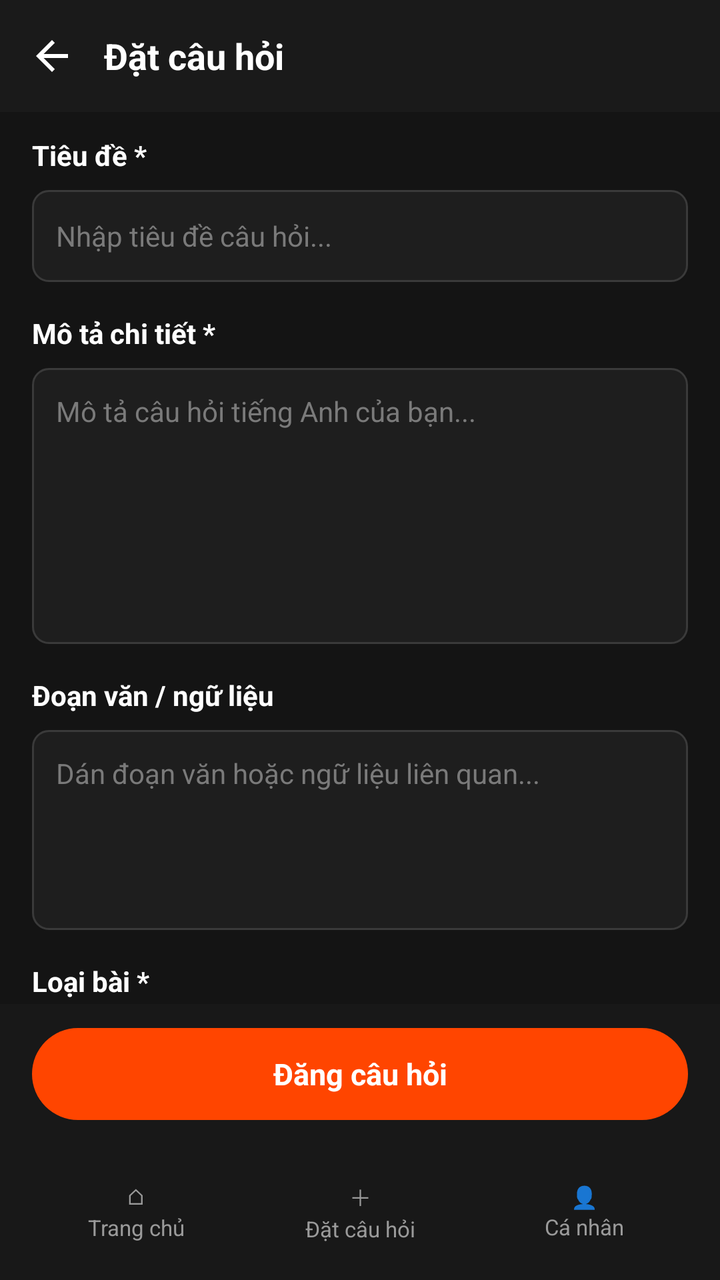
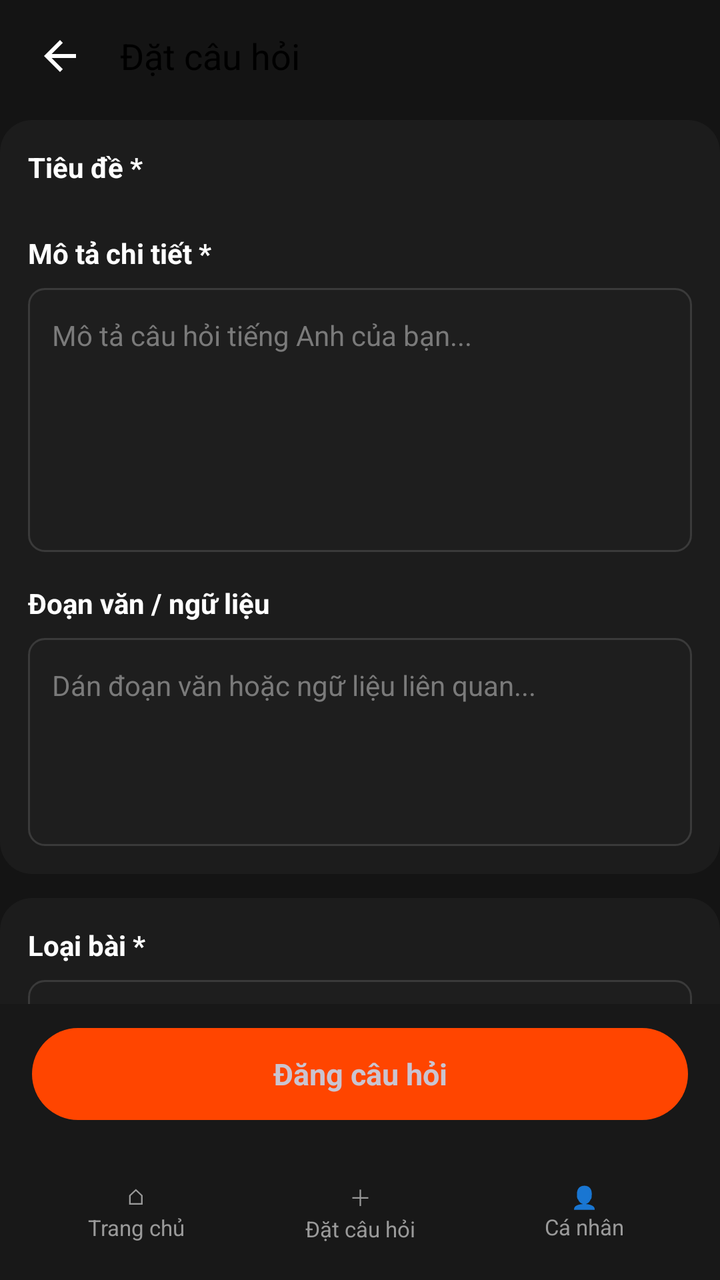

An Android layout rendered at two revisions. The XML below is the earlier revision; the diff shows what the commit changed to produce the second picture.
<!-- AndroidManifest.xml: application theme Theme.EngQA -->
<!-- res/layout/activity_main.xml -->
<?xml version="1.0" encoding="utf-8"?>
<LinearLayout xmlns:android="http://schemas.android.com/apk/res/android"
    xmlns:tools="http://schemas.android.com/tools"
    android:id="@+id/main"
    android:layout_width="match_parent"
    android:layout_height="match_parent"
    android:background="@color/bg_screen"
    android:orientation="vertical"
    tools:context=".MainActivity">

    
    <LinearLayout
        android:layout_width="match_parent"
        android:layout_height="56dp"
        android:background="@color/bg_topbar"
        android:gravity="center_vertical"
        android:orientation="horizontal">

        <ImageView
            android:id="@+id/btnBack"
            android:layout_width="40dp"
            android:layout_height="40dp"
            android:layout_marginStart="6dp"
            android:background="?attr/selectableItemBackgroundBorderless"
            android:contentDescription="@string/back"
            android:padding="8dp"
            android:src="@drawable/ic_arrow_back" />

        <TextView
            android:layout_width="0dp"
            android:layout_height="wrap_content"
            android:layout_marginStart="6dp"
            android:layout_weight="1"
            android:text="@string/ask_title"
            android:textColor="@color/text_primary"
            android:textSize="18sp"
            android:textStyle="bold" />

        <TextView
            android:id="@+id/tvUploadStatus"
            android:layout_width="wrap_content"
            android:layout_height="wrap_content"
            android:layout_marginEnd="12dp"
            android:textColor="@color/accent_orange"
            android:textSize="12sp"
            android:visibility="gone" />
    </LinearLayout>

    <ScrollView
        android:layout_width="match_parent"
        android:layout_height="0dp"
        android:layout_weight="1"
        android:fillViewport="true"
        android:scrollbars="none">

        <LinearLayout
            android:layout_width="match_parent"
            android:layout_height="wrap_content"
            android:orientation="vertical"
            android:paddingStart="16dp"
            android:paddingTop="12dp"
            android:paddingEnd="16dp"
            android:paddingBottom="16dp">

            <TextView
                style="@style/FormLabel"
                android:text="@string/label_title" />

            <EditText
                android:id="@+id/etTitle"
                style="@style/FormInput"
                android:layout_height="46dp"
                android:hint="@string/hint_title"
                android:imeOptions="actionNext"
                android:inputType="textCapSentences"
                android:maxLines="1" />

            <TextView
                style="@style/FormLabel"
                android:layout_marginTop="16dp"
                android:text="@string/label_description" />

            <EditText
                android:id="@+id/etDescription"
                style="@style/FormInput"
                android:layout_height="138dp"
                android:gravity="top|start"
                android:hint="@string/hint_description"
                android:inputType="textMultiLine|textCapSentences"
                android:paddingTop="12dp" />

            <TextView
                style="@style/FormLabel"
                android:layout_marginTop="16dp"
                android:text="@string/label_passage" />

            <EditText
                android:id="@+id/etPassage"
                style="@style/FormInput"
                android:layout_height="100dp"
                android:gravity="top|start"
                android:hint="@string/hint_passage"
                android:inputType="textMultiLine"
                android:paddingTop="12dp" />

            <TextView
                style="@style/FormLabel"
                android:layout_marginTop="16dp"
                android:text="@string/label_type" />

            <FrameLayout
                android:layout_width="match_parent"
                android:layout_height="46dp"
                android:background="@drawable/bg_input">

                <Spinner
                    android:id="@+id/spinnerTag"
                    android:layout_width="match_parent"
                    android:layout_height="match_parent"
                    android:background="@null"
                    android:dropDownVerticalOffset="46dp"
                    android:paddingStart="4dp"
                    android:paddingEnd="32dp"
                    android:popupBackground="@color/bg_card" />

                <ImageView
                    android:layout_width="8dp"
                    android:layout_height="8dp"
                    android:layout_gravity="center_vertical|end"
                    android:layout_marginEnd="12dp"
                    android:importantForAccessibility="no"
                    android:src="@drawable/ic_dropdown_arrow" />
            </FrameLayout>

            <TextView
                style="@style/FormLabel"
                android:layout_marginTop="16dp"
                android:text="@string/label_level" />

            <FrameLayout
                android:layout_width="match_parent"
                android:layout_height="46dp"
                android:background="@drawable/bg_input">

                <Spinner
                    android:id="@+id/spinnerLevel"
                    android:layout_width="match_parent"
                    android:layout_height="match_parent"
                    android:background="@null"
                    android:dropDownVerticalOffset="46dp"
                    android:paddingStart="4dp"
                    android:paddingEnd="32dp"
                    android:popupBackground="@color/bg_card" />

                <ImageView
                    android:layout_width="8dp"
                    android:layout_height="8dp"
                    android:layout_gravity="center_vertical|end"
                    android:layout_marginEnd="12dp"
                    android:importantForAccessibility="no"
                    android:src="@drawable/ic_dropdown_arrow" />
            </FrameLayout>

            <TextView
                style="@style/FormLabel"
                android:layout_marginTop="20dp"
                android:text="@string/label_images" />

            <LinearLayout
                android:layout_width="match_parent"
                android:layout_height="wrap_content"
                android:orientation="horizontal">

                <TextView
                    android:id="@+id/btnAttachImage"
                    style="@style/OutlineButton"
                    android:layout_marginEnd="6dp"
                    android:text="@string/btn_attach_image" />

                <TextView
                    android:id="@+id/btnTakePhoto"
                    style="@style/OutlineButton"
                    android:layout_marginStart="6dp"
                    android:text="@string/btn_take_photo" />
            </LinearLayout>

            <androidx.recyclerview.widget.RecyclerView
                android:id="@+id/recyclerAttachments"
                android:layout_width="match_parent"
                android:layout_height="wrap_content"
                android:layout_marginTop="10dp"
                android:orientation="horizontal"
                android:scrollbars="none" />

            <TextView
                android:layout_width="wrap_content"
                android:layout_height="wrap_content"
                android:layout_marginTop="6dp"
                android:text="@string/image_note"
                android:textColor="@color/text_secondary"
                android:textSize="12sp" />

            <TextView
                style="@style/FormLabel"
                android:layout_marginTop="16dp"
                android:text="@string/label_audio" />

            <LinearLayout
                android:layout_width="match_parent"
                android:layout_height="wrap_content"
                android:orientation="horizontal">

                <TextView
                    android:id="@+id/btnAddAudio"
                    style="@style/OutlineButton"
                    android:layout_marginEnd="6dp"
                    android:text="@string/btn_add_audio" />

                <TextView
                    android:id="@+id/btnRecordAudio"
                    style="@style/OutlineButton"
                    android:layout_marginStart="6dp"
                    android:text="@string/btn_record_audio" />
            </LinearLayout>

            <com.example.engqa.ui.AudioPlayerView
                android:id="@+id/audioPlayer"
                android:layout_width="match_parent"
                android:layout_height="48dp"
                android:layout_marginTop="10dp" />

            <TextView
                android:layout_width="wrap_content"
                android:layout_height="wrap_content"
                android:layout_marginTop="6dp"
                android:text="@string/audio_note"
                android:textColor="@color/text_secondary"
                android:textSize="12sp" />
        </LinearLayout>
    </ScrollView>

    
    <FrameLayout
        android:layout_width="match_parent"
        android:layout_height="wrap_content"
        android:background="@drawable/bg_bottom_bar"
        android:paddingStart="16dp"
        android:paddingTop="12dp"
        android:paddingEnd="16dp"
        android:paddingBottom="12dp">

        <TextView
            android:id="@+id/btnPostQuestion"
            android:layout_width="match_parent"
            android:layout_height="46dp"
            android:background="@drawable/bg_button_primary"
            android:clickable="true"
            android:focusable="true"
            android:gravity="center"
            android:text="@string/btn_post_question"
            android:textColor="@color/white"
            android:textSize="15sp"
            android:textStyle="bold" />
    </FrameLayout>

    <include
        android:id="@+id/bottomNav"
        layout="@layout/view_bottom_nav"
        android:layout_width="match_parent"
        android:layout_height="68dp" />
</LinearLayout>
<!-- res/layout/view_bottom_nav.xml (included above) -->
<?xml version="1.0" encoding="utf-8"?>
<LinearLayout xmlns:android="http://schemas.android.com/apk/res/android"
    android:layout_width="match_parent"
    android:layout_height="68dp"
    android:background="@drawable/bg_bottom_bar"
    android:gravity="center_vertical"
    android:orientation="horizontal"
    android:paddingStart="12dp"
    android:paddingEnd="12dp">

    <TextView
        android:id="@+id/navHome"
        style="@style/HomeNavItem"
        android:text="⌂\nTrang chủ" />

    <TextView
        android:id="@+id/navAsk"
        style="@style/HomeNavItem"
        android:text="＋\nĐặt câu hỏi" />

    <TextView
        android:id="@+id/navProfile"
        style="@style/HomeNavItem"
        android:text="👤\nCá nhân" />
</LinearLayout>
<!-- resources referenced by this layout -->
<resources>
  <color name="accent_orange">#FFFF4500</color>
  <color name="bg_card">#FF1C1C1C</color>
  <color name="bg_screen">#FF141414</color>
  <color name="bg_topbar">#FF1A1A1A</color>
  <color name="text_primary">#FFFFFFFF</color>
  <color name="text_secondary">#FF9A9A9A</color>
  <color name="white">#FFFFFFFF</color>
  <string name="ask_title">Đặt câu hỏi</string>
  <string name="audio_note">MP3/M4A/AAC/WAV, tối đa 10MB</string>
  <string name="back">Quay lại</string>
  <string name="btn_add_audio">+  Thêm âm thanh</string>
  <string name="btn_attach_image">+  Đính kèm ảnh</string>
  <string name="btn_post_question">Đăng câu hỏi</string>
  <string name="btn_record_audio">Ghi âm</string>
  <string name="btn_take_photo">Chụp ảnh</string>
  <string name="hint_description">Mô tả câu hỏi tiếng Anh của bạn...</string>
  <string name="hint_title">Nhập tiêu đề câu hỏi...</string>
  <string name="image_note">JPG/PNG, tối đa 5MB mỗi ảnh</string>
  <string name="label_audio">Âm thanh (không bắt buộc)</string>
  <string name="label_description">Mô tả chi tiết *</string>
  <string name="label_images">Hình ảnh (không bắt buộc)</string>
  <string name="label_level">Trình độ</string>
  <string name="label_passage">Đoạn văn / ngữ liệu</string>
  <string name="label_title">Tiêu đề *</string>
  <string name="label_type">Loại bài *</string>
  <color name="bg_bottom_bar">#FF181818</color>
  <color name="bg_input">#FF1E1E1E</color>
  <color name="border_input">#FF3A3A3A</color>
  <color name="text_hint">#FF7A7A7A</color>
  <!-- unchanged entries left out for length: 13 -->
</resources>

<!-- the commit's change to res/layout/activity_main.xml (unified diff, before → after) -->
@@ -1,5 +1,6 @@
 <?xml version="1.0" encoding="utf-8"?>
 <LinearLayout xmlns:android="http://schemas.android.com/apk/res/android"
+    xmlns:app="http://schemas.android.com/apk/res-auto"
     xmlns:tools="http://schemas.android.com/tools"
     android:id="@+id/main"
     android:layout_width="match_parent"
@@ -11,38 +12,38 @@
     
     <LinearLayout
         android:layout_width="match_parent"
-        android:layout_height="56dp"
-        android:background="@color/bg_topbar"
+        android:layout_height="@dimen/topbar_height"
         android:gravity="center_vertical"
-        android:orientation="horizontal">
+        android:orientation="horizontal"
+        android:paddingStart="8dp"
+        android:paddingEnd="16dp">
 
         <ImageView
             android:id="@+id/btnBack"
-            android:layout_width="40dp"
-            android:layout_height="40dp"
-            android:layout_marginStart="6dp"
+            android:layout_width="44dp"
+            android:layout_height="44dp"
             android:background="?attr/selectableItemBackgroundBorderless"
             android:contentDescription="@string/back"
-            android:padding="8dp"
-            android:src="@drawable/ic_arrow_back" />
+            android:padding="10dp"
+            android:src="@drawable/ic_arrow_back"
+            app:tint="@color/text_primary" />
 
         <TextView
             android:layout_width="0dp"
             android:layout_height="wrap_content"
-            android:layout_marginStart="6dp"
+            android:layout_marginStart="8dp"
             android:layout_weight="1"
             android:text="@string/ask_title"
-            android:textColor="@color/text_primary"
-            android:textSize="18sp"
-            android:textStyle="bold" />
+            android:textAppearance="@style/TextAppearance.EngQA.TitleLarge"
+            android:textSize="18sp" />
 
         <TextView
             android:id="@+id/tvUploadStatus"
             android:layout_width="wrap_content"
             android:layout_height="wrap_content"
-            android:layout_marginEnd="12dp"
             android:textColor="@color/accent_orange"
             android:textSize="12sp"
+            android:textStyle="bold"
             android:visibility="gone" />
     </LinearLayout>
 
@@ -57,185 +58,221 @@
             android:layout_width="match_parent"
             android:layout_height="wrap_content"
             android:orientation="vertical"
-            android:paddingStart="16dp"
-            android:paddingTop="12dp"
-            android:paddingEnd="16dp"
+            android:paddingStart="@dimen/form_horizontal_padding"
+            android:paddingTop="4dp"
+            android:paddingEnd="@dimen/form_horizontal_padding"
             android:paddingBottom="16dp">
 
-            <TextView
-                style="@style/FormLabel"
-                android:text="@string/label_title" />
-
-            <EditText
-                android:id="@+id/etTitle"
-                style="@style/FormInput"
-                android:layout_height="46dp"
-                android:hint="@string/hint_title"
-                android:imeOptions="actionNext"
-                android:inputType="textCapSentences"
-                android:maxLines="1" />
-
-            <TextView
-                style="@style/FormLabel"
-                android:layout_marginTop="16dp"
-                android:text="@string/label_description" />
-
-            <EditText
-                android:id="@+id/etDescription"
-                style="@style/FormInput"
-                android:layout_height="138dp"
-                android:gravity="top|start"
-                android:hint="@string/hint_description"
-                android:inputType="textMultiLine|textCapSentences"
-                android:paddingTop="12dp" />
-
-            <TextView
-                style="@style/FormLabel"
-                android:layout_marginTop="16dp"
-                android:text="@string/label_passage" />
-
-            <EditText
-                android:id="@+id/etPassage"
-                style="@style/FormInput"
-                android:layout_height="100dp"
-                android:gravity="top|start"
-                android:hint="@string/hint_passage"
-                android:inputType="textMultiLine"
-                android:paddingTop="12dp" />
-
-            <TextView
-                style="@style/FormLabel"
-                android:layout_marginTop="16dp"
-                android:text="@string/label_type" />
-
-            <FrameLayout
-                android:layout_width="match_parent"
-                android:layout_height="46dp"
-                android:background="@drawable/bg_input">
-
-                <Spinner
-                    android:id="@+id/spinnerTag"
-                    android:layout_width="match_parent"
-                    android:layout_height="match_parent"
-                    android:background="@null"
-                    android:dropDownVerticalOffset="46dp"
-                    android:paddingStart="4dp"
-                    android:paddingEnd="32dp"
-                    android:popupBackground="@color/bg_card" />
-
-                <ImageView
-                    android:layout_width="8dp"
-                    android:layout_height="8dp"
-                    android:layout_gravity="center_vertical|end"
-                    android:layout_marginEnd="12dp"
-                    android:importantForAccessibility="no"
-                    android:src="@drawable/ic_dropdown_arrow" />
-            </FrameLayout>
-
-            <TextView
-                style="@style/FormLabel"
-                android:layout_marginTop="16dp"
-                android:text="@string/label_level" />
-
-            <FrameLayout
-                android:layout_width="match_parent"
-                android:layout_height="46dp"
-                android:background="@drawable/bg_input">
-
-                <Spinner
-                    android:id="@+id/spinnerLevel"
-                    android:layout_width="match_parent"
-                    android:layout_height="match_parent"
-                    android:background="@null"
-                    android:dropDownVerticalOffset="46dp"
-                    android:paddingStart="4dp"
-                    android:paddingEnd="32dp"
-                    android:popupBackground="@color/bg_card" />
-
-                <ImageView
-                    android:layout_width="8dp"
-                    android:layout_height="8dp"
-                    android:layout_gravity="center_vertical|end"
-                    android:layout_marginEnd="12dp"
-                    android:importantForAccessibility="no"
-                    android:src="@drawable/ic_dropdown_arrow" />
-            </FrameLayout>
-
-            <TextView
-                style="@style/FormLabel"
-                android:layout_marginTop="20dp"
-                android:text="@string/label_images" />
-
+            
             <LinearLayout
                 android:layout_width="match_parent"
                 android:layout_height="wrap_content"
-                android:orientation="horizontal">
-
-                <TextView
-                    android:id="@+id/btnAttachImage"
-                    style="@style/OutlineButton"
-                    android:layout_marginEnd="6dp"
-                    android:text="@string/btn_attach_image" />
-
-                <TextView
-                    android:id="@+id/btnTakePhoto"
-                    style="@style/OutlineButton"
-                    android:layout_marginStart="6dp"
-                    android:text="@string/btn_take_photo" />
+                android:background="@drawable/bg_card"
+                android:orientation="vertical"
+                android:padding="@dimen/card_padding">
+
+                <TextView
+                    style="@style/FormLabel"
+                    android:text="@string/label_title" />
+
+                <EditText
+                    android:id="@+id/etTitle"
+                    style="@style/FormInput"
+                    android:hint="@string/hint_title"
+                    android:imeOptions="actionNext"
+                    android:inputType="textCapSentences"
+                    android:maxLines="1" />
+
+                <TextView
+                    style="@style/FormLabel"
+                    android:layout_marginTop="16dp"
+                    android:text="@string/label_description" />
+
+                <EditText
+                    android:id="@+id/etDescription"
+                    style="@style/FormInput"
+                    android:layout_height="132dp"
+                    android:gravity="top|start"
+                    android:hint="@string/hint_description"
+                    android:inputType="textMultiLine|textCapSentences"
+                    android:paddingTop="14dp" />
+
+                <TextView
+                    style="@style/FormLabel"
+                    android:layout_marginTop="16dp"
+                    android:text="@string/label_passage" />
+
+                <EditText
+                    android:id="@+id/etPassage"
+                    style="@style/FormInput"
+                    android:layout_height="104dp"
+                    android:gravity="top|start"
+                    android:hint="@string/hint_passage"
+                    android:inputType="textMultiLine"
+                    android:paddingTop="14dp" />
             </LinearLayout>
 
-            <androidx.recyclerview.widget.RecyclerView
-                android:id="@+id/recyclerAttachments"
-                android:layout_width="match_parent"
-                android:layout_height="wrap_content"
-                android:layout_marginTop="10dp"
-                android:orientation="horizontal"
-                android:scrollbars="none" />
-
-            <TextView
-                android:layout_width="wrap_content"
-                android:layout_height="wrap_content"
-                android:layout_marginTop="6dp"
-                android:text="@string/image_note"
-                android:textColor="@color/text_secondary"
-                android:textSize="12sp" />
-
-            <TextView
-                style="@style/FormLabel"
-                android:layout_marginTop="16dp"
-                android:text="@string/label_audio" />
-
+            
             <LinearLayout
                 android:layout_width="match_parent"
                 android:layout_height="wrap_content"
-                android:orientation="horizontal">
-
-                <TextView
-                    android:id="@+id/btnAddAudio"
-                    style="@style/OutlineButton"
-                    android:layout_marginEnd="6dp"
-                    android:text="@string/btn_add_audio" />
-
-                <TextView
-                    android:id="@+id/btnRecordAudio"
-                    style="@style/OutlineButton"
-                    android:layout_marginStart="6dp"
-                    android:text="@string/btn_record_audio" />
+                android:layout_marginTop="12dp"
+                android:background="@drawable/bg_card"
+                android:orientation="vertical"
+                android:padding="@dimen/card_padding">
+
+                <TextView
+                    style="@style/FormLabel"
+                    android:text="@string/label_type" />
+
+                <FrameLayout
+                    android:layout_width="match_parent"
+                    android:layout_height="@dimen/input_height"
+                    android:background="@drawable/bg_input">
+
+                    <Spinner
+                        android:id="@+id/spinnerTag"
+                        android:layout_width="match_parent"
+                        android:layout_height="match_parent"
+                        android:background="@null"
+                        android:dropDownVerticalOffset="52dp"
+                        android:paddingStart="12dp"
+                        android:paddingEnd="40dp"
+                        android:popupBackground="@color/bg_card" />
+
+                    <ImageView
+                        android:layout_width="10dp"
+                        android:layout_height="10dp"
+                        android:layout_gravity="center_vertical|end"
+                        android:layout_marginEnd="16dp"
+                        android:importantForAccessibility="no"
+                        android:src="@drawable/ic_dropdown_arrow"
+                        app:tint="@color/text_secondary" />
+                </FrameLayout>
+
+                <TextView
+                    style="@style/FormLabel"
+                    android:layout_marginTop="16dp"
+                    android:text="@string/label_level" />
+
+                <FrameLayout
+                    android:layout_width="match_parent"
+                    android:layout_height="@dimen/input_height"
+                    android:background="@drawable/bg_input">
+
+                    <Spinner
+                        android:id="@+id/spinnerLevel"
+                        android:layout_width="match_parent"
+                        android:layout_height="match_parent"
+                        android:background="@null"
+                        android:dropDownVerticalOffset="52dp"
+                        android:paddingStart="12dp"
+                        android:paddingEnd="40dp"
+                        android:popupBackground="@color/bg_card" />
+
+                    <ImageView
+                        android:layout_width="10dp"
+                        android:layout_height="10dp"
+                        android:layout_gravity="center_vertical|end"
+                        android:layout_marginEnd="16dp"
+                        android:importantForAccessibility="no"
+                        android:src="@drawable/ic_dropdown_arrow"
+                        app:tint="@color/text_secondary" />
+                </FrameLayout>
             </LinearLayout>
 
-            <com.example.engqa.ui.AudioPlayerView
-                android:id="@+id/audioPlayer"
+            
+            <LinearLayout
                 android:layout_width="match_parent"
-                android:layout_height="48dp"
-                android:layout_marginTop="10dp" />
-
-            <TextView
-                android:layout_width="wrap_content"
                 android:layout_height="wrap_content"
-                android:layout_marginTop="6dp"
-                android:text="@string/audio_note"
-                android:textColor="@color/text_secondary"
-                android:textSize="12sp" />
+                android:layout_marginTop="12dp"
+                android:background="@drawable/bg_card"
+                android:orientation="vertical"
+                android:padding="@dimen/card_padding">
+
+                <TextView
+                    style="@style/FormLabel"
+                    android:text="@string/label_images" />
+
+                <LinearLayout
+                    android:layout_width="match_parent"
+                    android:layout_height="wrap_content"
+                    android:orientation="horizontal">
+
+                    <TextView
+                        android:id="@+id/btnAttachImage"
+                        style="@style/OutlineButton"
+                        android:layout_marginEnd="5dp"
+                        android:drawableStart="@drawable/ic_image"
+                        android:drawableTint="@color/text_body"
+                        android:text="@string/btn_attach_image" />
+
+                    <TextView
+                        android:id="@+id/btnTakePhoto"
+                        style="@style/OutlineButton"
+                        android:layout_marginStart="5dp"
+                        android:drawableStart="@drawable/ic_camera"
+                        android:drawableTint="@color/text_body"
+                        android:text="@string/btn_take_photo" />
+                </LinearLayout>
+
+                <androidx.recyclerview.widget.RecyclerView
+                    android:id="@+id/recyclerAttachments"
+                    android:layout_width="match_parent"
+                    android:layout_height="wrap_content"
+                    android:layout_marginTop="12dp"
+                    android:orientation="horizontal"
+                    android:scrollbars="none" />
+
+                <TextView
+                    android:layout_width="wrap_content"
+                    android:layout_height="wrap_content"
+                    android:layout_marginTop="8dp"
+                    android:text="@string/image_note"
+                    android:textAppearance="@style/TextAppearance.EngQA.LabelSmall" />
+
+                <TextView
+                    style="@style/FormLabel"
+                    android:layout_marginTop="20dp"
+                    android:text="@string/label_audio" />
+
+                <LinearLayout
+                    android:layout_width="match_parent"
+                    android:layout_height="wrap_content"
+                    android:orientation="horizontal">
+
+                    <TextView
+                        android:id="@+id/btnAddAudio"
+                        style="@style/OutlineButton"
+                        android:layout_marginEnd="5dp"
+                        android:drawableStart="@drawable/ic_audio"
+                        android:drawableTint="@color/text_body"
+                        android:text="@string/btn_add_audio" />
+
+                    <TextView
+                        android:id="@+id/btnRecordAudio"
+                        style="@style/OutlineButton"
+                        android:layout_marginStart="5dp"
+                        android:drawableStart="@drawable/ic_mic"
+                        android:drawableTint="@color/text_body"
+                        android:text="@string/btn_record_audio" />
+                </LinearLayout>
+
+                <com.example.engqa.ui.AudioPlayerView
+                    android:id="@+id/audioPlayer"
+                    android:layout_width="match_parent"
+                    android:layout_height="52dp"
+                    android:layout_marginTop="12dp"
+                    android:background="@drawable/bg_input"
+                    android:paddingStart="6dp" />
+
+                <TextView
+                    android:layout_width="wrap_content"
+                    android:layout_height="wrap_content"
+                    android:layout_marginTop="8dp"
+                    android:text="@string/audio_note"
+                    android:textAppearance="@style/TextAppearance.EngQA.LabelSmall" />
+            </LinearLayout>
         </LinearLayout>
     </ScrollView>
 
@@ -252,13 +289,13 @@
         <TextView
             android:id="@+id/btnPostQuestion"
             android:layout_width="match_parent"
-            android:layout_height="46dp"
+            android:layout_height="@dimen/button_height"
             android:background="@drawable/bg_button_primary"
             android:clickable="true"
             android:focusable="true"
             android:gravity="center"
             android:text="@string/btn_post_question"
-            android:textColor="@color/white"
+            android:textColor="@color/on_primary"
             android:textSize="15sp"
             android:textStyle="bold" />
     </FrameLayout>
@@ -267,7 +304,7 @@
         android:id="@+id/bottomNav"
         layout="@layout/view_bottom_nav"
         android:layout_width="match_parent"
-        android:layout_height="68dp" />
+        android:layout_height="@dimen/bottom_nav_height" />
 </LinearLayout>
 <!-- res/layout/view_bottom_nav.xml (included above) -->
 <?xml version="1.0" encoding="utf-8"?>
<!-- resource entries referenced after the edit -->
@@ -3,10 +3,62 @@
   <color name="accent_orange">#FFFF4500</color>
   <color name="bg_card">#FF1C1C1C</color>
   <color name="bg_screen">#FF141414</color>
+  <color name="text_body">#FFD0D0D0</color>
   <color name="bg_topbar">#FF1A1A1A</color>
   <color name="text_primary">#FFFFFFFF</color>
   <color name="text_secondary">#FF9A9A9A</color>
-  <color name="white">#FFFFFFFF</color>
+  <dimen name="bottom_nav_height">68dp</dimen>
+  <dimen name="button_height">46dp</dimen>
+  <dimen name="card_padding">14dp</dimen>
+  <dimen name="input_height">46dp</dimen>
+  <dimen name="topbar_height">56dp</dimen>
+  <!-- drawable bg_card (drawable) -->
+  <?xml version="1.0" encoding="utf-8"?>
+  <shape xmlns:android="http://schemas.android.com/apk/res/android" android:shape="rectangle">
+      <solid android:color="@color/bg_card" />
+      <corners android:radius="16dp" />
+  
+  </shape>
+  <!-- drawable ic_audio (drawable) -->
+  <vector xmlns:android="http://schemas.android.com/apk/res/android"
+      android:width="24dp"
+      android:height="24dp"
+      android:viewportWidth="24"
+      android:viewportHeight="24">
+      <path
+          android:fillColor="#FFFFFFFF"
+          android:pathData="M12,3 L12,13.55 C11.41,13.21 10.73,13 10,13 C7.79,13 6,14.79 6,17 C6,19.21 7.79,21 10,21 C12.21,21 14,19.21 14,17 L14,7 L18,7 L18,3 Z" />
+  </vector>
+  <!-- drawable ic_camera (drawable) -->
+  <vector xmlns:android="http://schemas.android.com/apk/res/android"
+      android:width="24dp"
+      android:height="24dp"
+      android:viewportWidth="24"
+      android:viewportHeight="24">
+      <path
+          android:fillColor="#FFFFFFFF"
+          android:pathData="M9,2L7.17,4H4C2.9,4 2,4.9 2,6v12c0,1.1 0.9,2 2,2h16c1.1,0 2,-0.9 2,-2V6c0,-1.1 -0.9,-2 -2,-2h-3.17L15,2H9zM12,17c-2.76,0 -5,-2.24 -5,-5s2.24,-5 5,-5 5,2.24 5,5 -2.24,5 -5,5zM12,9c-1.66,0 -3,1.34 -3,3s1.34,3 3,3 3,-1.34 3,-3 -1.34,-3 -3,-3z" />
+  </vector>
+  <!-- drawable ic_image (drawable) -->
+  <vector xmlns:android="http://schemas.android.com/apk/res/android"
+      android:width="24dp"
+      android:height="24dp"
+      android:viewportWidth="24"
+      android:viewportHeight="24">
+      <path
+          android:fillColor="#FFFFFFFF"
+          android:pathData="M21,19 L21,5 C21,3.9 20.1,3 19,3 L5,3 C3.9,3 3,3.9 3,5 L3,19 C3,20.1 3.9,21 5,21 L19,21 C20.1,21 21,20.1 21,19 Z M8.5,13.5 L11,16.51 L14.5,12 L19,18 L5,18 Z" />
+  </vector>
+  <!-- drawable ic_mic (drawable) -->
+  <vector xmlns:android="http://schemas.android.com/apk/res/android"
+      android:width="24dp"
+      android:height="24dp"
+      android:viewportWidth="24"
+      android:viewportHeight="24">
+      <path
+          android:fillColor="#FFFFFFFF"
+          android:pathData="M12,14c1.66,0 2.99,-1.34 2.99,-3L15,5c0,-1.66 -1.34,-3 -3,-3S9,3.34 9,5v6c0,1.66 1.34,3 3,3zM17.3,11c0,3 -2.54,5.1 -5.3,5.1S6.7,14 6.7,11H5c0,3.41 2.72,6.23 6,6.72V21h2v-3.28c3.28,-0.48 6,-3.3 6,-6.72h-1.7z" />
+  </vector>
   <string name="ask_title">Đặt câu hỏi</string>
   <string name="audio_note">MP3/M4A/AAC/WAV, tối đa 10MB</string>
   <string name="back">Quay lại</string>
